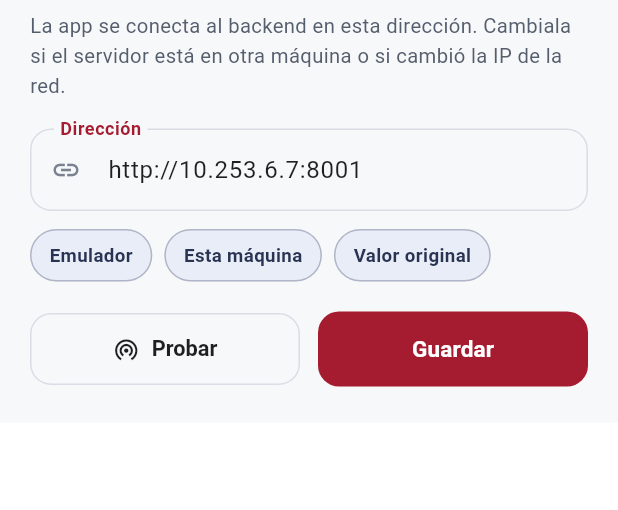
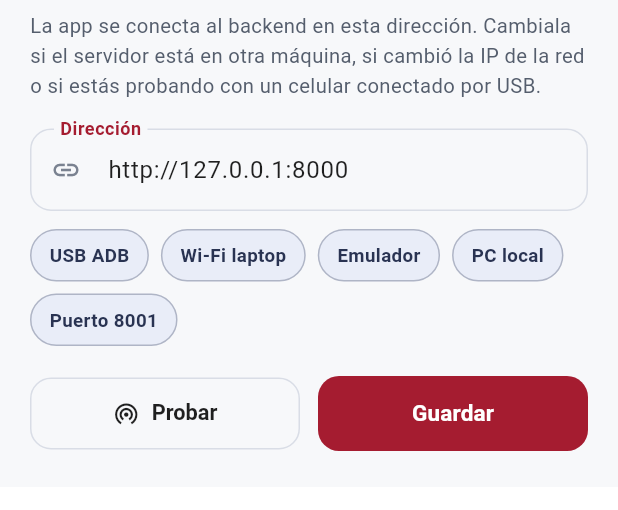
Before and after one commit to DiegoIgles/rumbo-app, a Flutter app: the _ServerSheet widget shown alone on an empty page, opened directly, on a phone screen of 412 x 824 dp, the part 92-602 px from its top. Run offline on Flutter 3.47's test engine with Material 3 defaults, Android fonts, the phone set to English and light mode, and no system bars; our stand-ins replace camera, file_picker, flutter_tts, shared_preferences, speech_to_text; accounts and stored records are empty; network calls fail.

Commit message:
Improve mobile backend connection setup

```diff
--- a/lib/config.dart
+++ b/lib/config.dart
@@ -13,14 +13,21 @@ class ApiConfig extends ChangeNotifier {
   static final ApiConfig instance = ApiConfig._();
 
   static const String _prefsKey = 'rumbo_api_base_url';
+  static const String _valorLegacy = 'http://10.253.6.7:8001';
 
-  /// Valor de fábrica: la última IP de laptop conocida del equipo. Como ahora
-  /// es editable desde la app, esto es solo un punto de partida razonable.
-  static const String valorPorDefecto = 'http://10.253.6.7:8001';
+  /// Valor de fábrica para probar en celular físico por USB.
+  ///
+  /// Antes se apuntaba a una IP fija de Wi-Fi, que se rompe cada vez que la red
+  /// cambia. Con `adb reverse tcp:8000 tcp:8000`, el teléfono ve el backend de
+  /// la laptop como localhost y el APK funciona aunque no esté en la misma Wi-Fi.
+  static const String valorPorDefecto = 'http://127.0.0.1:8000';
 
   /// En emulador de Android el host de la laptop no es localhost sino 10.0.2.2.
-  static const String sugerenciaEmulador = 'http://10.0.2.2:8001';
-  static const String sugerenciaLocal = 'http://localhost:8001';
+  static const String sugerenciaEmulador = 'http://10.0.2.2:8000';
+  static const String sugerenciaLocal = 'http://localhost:8000';
+  static const String sugerenciaUsb = valorPorDefecto;
+  static const String sugerenciaWifiLaptop = 'http://10.253.12.184:8000';
+  static const String sugerenciaPuertoAlterno = 'http://10.253.12.184:8001';
 
   String _baseUrl = valorPorDefecto;
 
@@ -36,7 +43,8 @@ class ApiConfig extends ChangeNotifier {
     final prefs = await SharedPreferences.getInstance();
     final guardado = prefs.getString(_prefsKey);
     if (guardado != null && guardado.trim().isNotEmpty) {
-      _baseUrl = guardado.trim();
+      final limpio = normalizar(guardado);
+      _baseUrl = limpio == _valorLegacy ? valorPorDefecto : limpio;
       notifyListeners();
     }
   }
@@ -62,7 +70,14 @@ class ApiConfig extends ChangeNotifier {
     while (url.endsWith('/')) {
       url = url.substring(0, url.length - 1);
     }
-    return url;
+    final uri = Uri.tryParse(url);
+    if (uri == null ||
+        uri.host.isEmpty ||
+        uri.hasPort ||
+        uri.scheme == 'https') {
+      return url;
+    }
+    return uri.replace(port: 8000).toString();
   }
 
   /// Valida sin efectos secundarios; devuelve null si está bien o el motivo si no.
--- a/lib/widgets/server_sheet.dart
+++ b/lib/widgets/server_sheet.dart
@@ -32,7 +32,9 @@ class _ServerSheet extends StatefulWidget {
 enum _EstadoPrueba { inicial, probando, ok, fallo }
 
 class _ServerSheetState extends State<_ServerSheet> {
-  late final TextEditingController _ctrl = TextEditingController(text: ApiConfig.instance.baseUrl);
+  late final TextEditingController _ctrl = TextEditingController(
+    text: ApiConfig.instance.baseUrl,
+  );
   _EstadoPrueba _estado = _EstadoPrueba.inicial;
   String? _detalle;
   String? _errorCampo;
@@ -68,20 +70,22 @@ class _ServerSheetState extends State<_ServerSheet> {
       } else {
         setState(() {
           _estado = _EstadoPrueba.fallo;
-          _detalle = 'Respondió con código ${r.statusCode}. ¿Es un servidor de Rumbo?';
+          _detalle =
+              'Respondió con código ${r.statusCode}. ¿Es un servidor de Rumbo?';
         });
       }
     } on TimeoutException {
       if (!mounted) return;
       setState(() {
         _estado = _EstadoPrueba.fallo;
-        _detalle = 'No respondió a tiempo. Revisá que estés en la misma red.';
+        _detalle =
+            'No respondió a tiempo. Si es celular físico, usá Wi-Fi de la misma red o activá ADB reverse.';
       });
-    } catch (_) {
+    } catch (e) {
       if (!mounted) return;
       setState(() {
         _estado = _EstadoPrueba.fallo;
-        _detalle = 'No se pudo conectar con esa dirección.';
+        _detalle = 'No se pudo conectar con $base. Detalle: ${e.runtimeType}.';
       });
     }
   }
@@ -112,11 +116,15 @@ class _ServerSheetState extends State<_ServerSheet> {
   @override
   Widget build(BuildContext context) {
     return Padding(
-      padding: EdgeInsets.only(bottom: MediaQuery.of(context).viewInsets.bottom),
+      padding: EdgeInsets.only(
+        bottom: MediaQuery.of(context).viewInsets.bottom,
+      ),
       child: Container(
         decoration: const BoxDecoration(
           color: RumboColors.surface,
-          borderRadius: BorderRadius.vertical(top: Radius.circular(RumboRadii.xl)),
+          borderRadius: BorderRadius.vertical(
+            top: Radius.circular(RumboRadii.xl),
+          ),
           border: Border(top: BorderSide(color: RumboColors.outline)),
         ),
         padding: const EdgeInsets.fromLTRB(20, 12, 20, 24),
@@ -141,8 +149,13 @@ class _ServerSheetState extends State<_ServerSheet> {
               const SizedBox(height: 8),
               const Text(
                 'La app se conecta al backend en esta dirección. Cambiala si el '
-                'servidor está en otra máquina o si cambió la IP de la red.',
-                style: TextStyle(color: RumboColors.textMid, fontSize: 13.5, height: 1.45),
+                'servidor está en otra máquina, si cambió la IP de la red o si '
+                'estás probando con un celular conectado por USB.',
+                style: TextStyle(
+                  color: RumboColors.textMid,
+                  fontSize: 13.5,
+                  height: 1.45,
+                ),
               ),
               const SizedBox(height: 18),
               TextField(
@@ -171,16 +184,26 @@ class _ServerSheetState extends State<_ServerSheet> {
                 runSpacing: 8,
                 children: [
                   _Sugerencia(
+                    etiqueta: 'USB ADB',
+                    onTap: () => _usarSugerencia(ApiConfig.sugerenciaUsb),
+                  ),
+                  _Sugerencia(
+                    etiqueta: 'Wi-Fi laptop',
+                    onTap: () =>
+                        _usarSugerencia(ApiConfig.sugerenciaWifiLaptop),
+                  ),
+                  _Sugerencia(
                     etiqueta: 'Emulador',
                     onTap: () => _usarSugerencia(ApiConfig.sugerenciaEmulador),
                   ),
                   _Sugerencia(
-                    etiqueta: 'Esta máquina',
+                    etiqueta: 'PC local',
                     onTap: () => _usarSugerencia(ApiConfig.sugerenciaLocal),
                   ),
                   _Sugerencia(
-                    etiqueta: 'Valor original',
-                    onTap: () => _usarSugerencia(ApiConfig.valorPorDefecto),
+                    etiqueta: 'Puerto 8001',
+                    onTap: () =>
+                        _usarSugerencia(ApiConfig.sugerenciaPuertoAlterno),
                   ),
                 ],
               ),
@@ -188,7 +211,9 @@ class _ServerSheetState extends State<_ServerSheet> {
                 const SizedBox(height: 16),
                 InfoBanner(
                   mensaje: _detalle!,
-                  tono: _estado == _EstadoPrueba.ok ? BannerTono.exito : BannerTono.error,
+                  tono: _estado == _EstadoPrueba.ok
+                      ? BannerTono.exito
+                      : BannerTono.error,
                 ),
               ],
               const SizedBox(height: 20),
@@ -196,7 +221,9 @@ class _ServerSheetState extends State<_ServerSheet> {
                 children: [
                   Expanded(
                     child: OutlinedButton.icon(
-                      onPressed: _estado == _EstadoPrueba.probando ? null : _probar,
+                      onPressed: _estado == _EstadoPrueba.probando
+                          ? null
+                          : _probar,
                       icon: _estado == _EstadoPrueba.probando
                           ? const SizedBox(
                               height: 15,
@@ -204,7 +231,11 @@ class _ServerSheetState extends State<_ServerSheet> {
                               child: CircularProgressIndicator(strokeWidth: 2),
                             )
                           : const Icon(Icons.wifi_tethering, size: 18),
-                      label: Text(_estado == _EstadoPrueba.probando ? 'Probando...' : 'Probar'),
+                      label: Text(
+                        _estado == _EstadoPrueba.probando
+                            ? 'Probando...'
+                            : 'Probar',
+                      ),
                     ),
                   ),
                   const SizedBox(width: 12),
@@ -239,11 +270,17 @@ class _Sugerencia extends StatelessWidget {
         decoration: BoxDecoration(
           color: RumboColors.navyRaised,
           borderRadius: RumboRadii.pill,
-          border: Border.all(color: RumboColors.navyBright.withValues(alpha: 0.3)),
+          border: Border.all(
+            color: RumboColors.navyBright.withValues(alpha: 0.3),
+          ),
         ),
         child: Text(
           etiqueta,
-          style: const TextStyle(color: RumboColors.navyBright, fontSize: 12.5, fontWeight: FontWeight.w600),
+          style: const TextStyle(
+            color: RumboColors.navyBright,
+            fontSize: 12.5,
+            fontWeight: FontWeight.w600,
+          ),
         ),
       ),
     );
--- a/pubspec.yaml
+++ b/pubspec.yaml
@@ -16,7 +16,7 @@ publish_to: 'none' # Remove this line if you wish to publish to pub.dev
 # https://developer.apple.com/library/archive/documentation/General/Reference/InfoPlistKeyReference/Articles/CoreFoundationKeys.html
 # In Windows, build-name is used as the major, minor, and patch parts
 # of the product and file versions while build-number is used as the build suffix.
-version: 2.0.0+3
+version: 2.0.0+4
 
 environment:
   sdk: ^3.9.0
```
